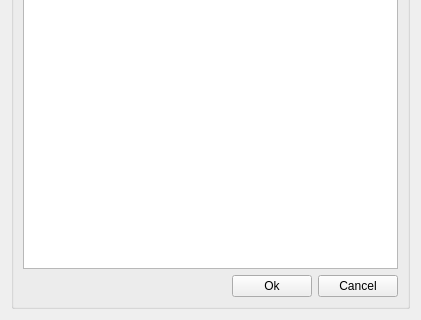
Before: the Qt Designer form ui/doc_management.ui in Giswater/giswater_qgis_plugin, drawn with Qt 5; both pictures show x 0 to 421 and y 465 to 785 of the 421 by 785 pixel window.
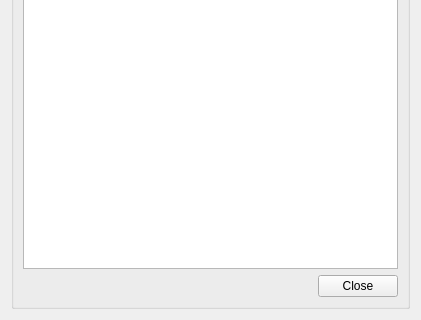
After: the same form once the commit is applied.

Commit message: #426 doc manager

```diff
--- a/ui/doc_management.ui
+++ b/ui/doc_management.ui
@@ -49,7 +49,7 @@
       <item row="3" column="4">
        <widget class="QPushButton" name="btn_cancel">
         <property name="text">
-         <string>Cancel</string>
+         <string>Close</string>
         </property>
        </widget>
       </item>
@@ -69,19 +69,6 @@
       <item row="2" column="0" colspan="5">
        <widget class="QTableView" name="tbl_document"/>
       </item>
-      <item row="3" column="3">
-       <widget class="QPushButton" name="btn_accept">
-        <property name="sizePolicy">
-         <sizepolicy hsizetype="Fixed" vsizetype="Fixed">
-          <horstretch>0</horstretch>
-          <verstretch>0</verstretch>
-         </sizepolicy>
-        </property>
-        <property name="text">
-         <string>Ok</string>
-        </property>
-       </widget>
-      </item>
       <item row="1" column="0">
        <widget class="QLineEdit" name="doc_id">
         <property name="sizePolicy">
```
The commit also changes 1 other file.
